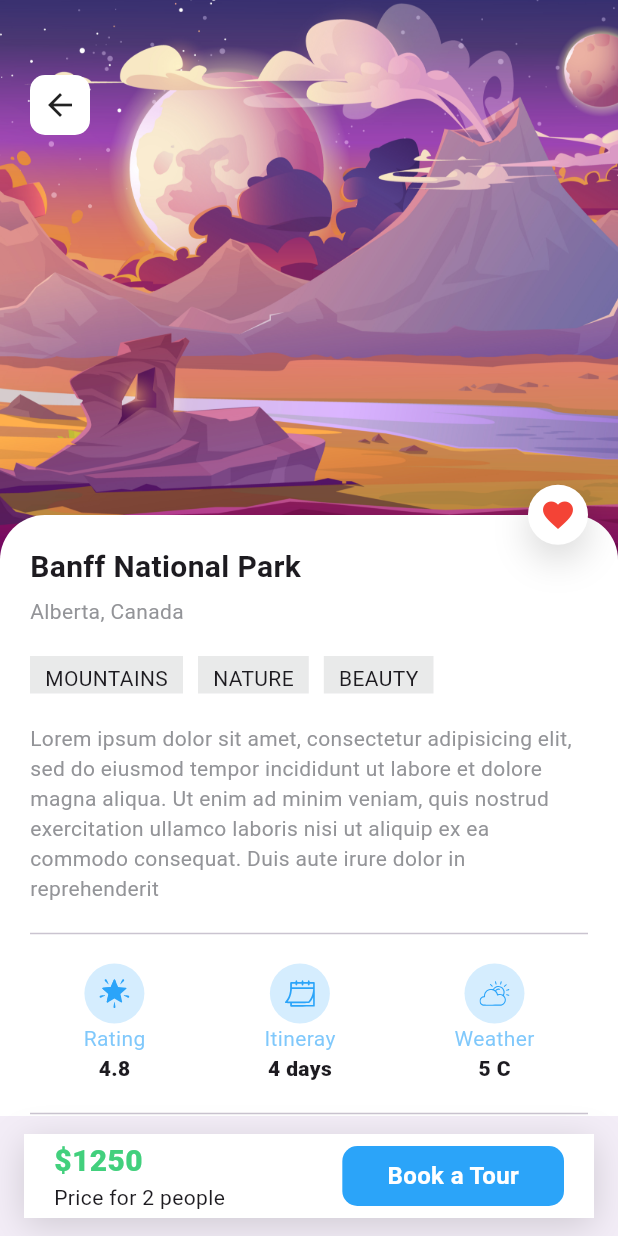
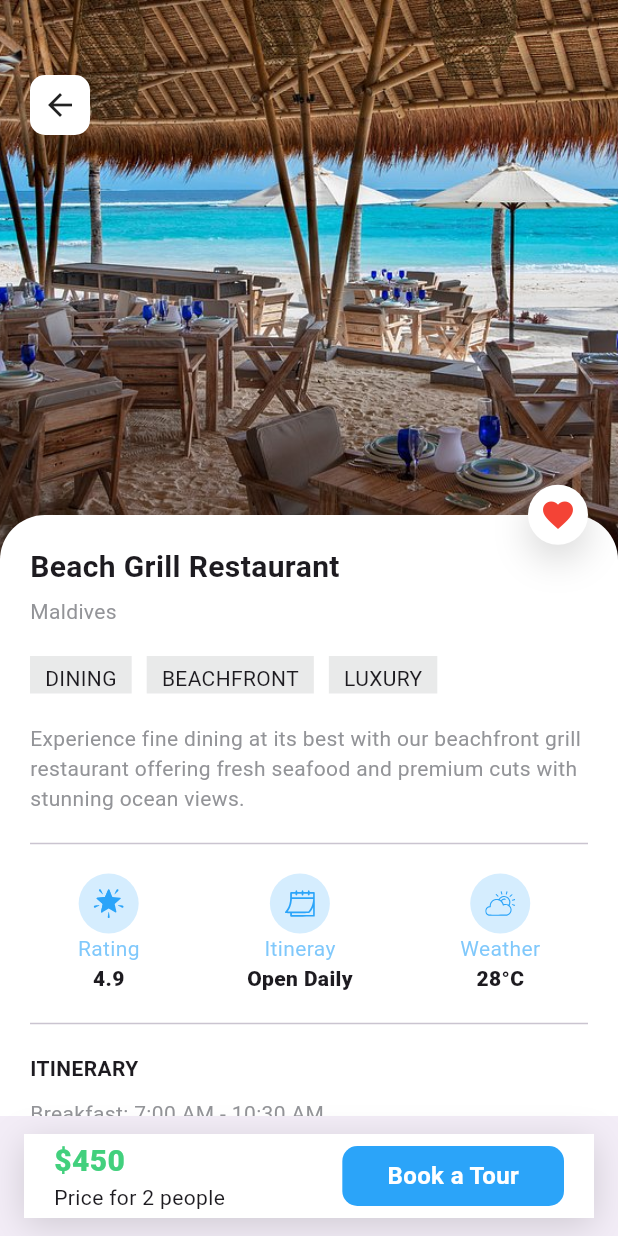
Before and after one commit to jamalihassan0307/Flutter-Travel-App, a Flutter app: the DetailsPage screen opened directly with sample values from the repository, on a phone screen of 412 x 824 dp. Run offline on Flutter 3.47's test engine with Material 3 defaults, Android fonts, the phone set to English and light mode, and no system bars; our stand-ins replace flutter_svg.

Commit message:
Update data.dart with new luxury travel and resort items

```diff
--- a/lib/data/data.dart
+++ b/lib/data/data.dart
@@ -72,8 +72,8 @@ List<Menu> menu = [
 
 class Item {
   final int id;
+  final String image;
   final String titel;
-  final String image;
   final String location;
   final String description;
   final String price;
@@ -81,7 +81,7 @@ class Item {
   final String days;
   final String itinerary;
   final String weather;
-  final List category;
+  final List<String> category;
 
   Item({
     required this.id,
@@ -100,55 +100,32 @@ class Item {
 
 List<Item> items = [
   Item(
-    id: 0,
-    image: 'assets/07.jpg',
-    titel: 'Banff National Park',
-    location: 'Alberta, Canada',
-    description:
-        """Lorem ipsum dolor sit amet, consectetur adipisicing elit, sed do eiusmod tempor incididunt ut labore et dolore magna aliqua. Ut enim ad minim veniam, quis nostrud exercitation ullamco laboris nisi ut aliquip ex ea commodo consequat. Duis aute irure dolor in reprehenderit""",
-    price: '\$1250',
-    rating: '4.8',
-    days: '4 days',
-    itinerary:
-        """Lorem ipsum dolor sit amet, consectetur adipisicing elit, sed do eiusmod tempor incididunt ut labore et dolore magna aliqua. Ut enim ad minim veniam, quis nostrud exercitation ullamco laboris nisi ut aliquip ex ea commodo consequat. Duis aute irure dolor in reprehenderit in voluptate velit esse
-cillum dolore eu fugiat nulla pariatur. Excepteur sint occaecat cupidatat non proident, sunt in culpa qui officia deserunt mollit anim id est laborum.""",
-    weather: '5 C',
-    category: ['MOUNTAINS', 'NATURE', 'BEAUTY'],
+    id: 1,
+    image: 'assets/beach-grill-restaurant.jpg',
+    titel: 'Beach Grill Restaurant',
+    location: 'Maldives',
+    description: 'Experience fine dining at its best with our beachfront grill restaurant offering fresh seafood and premium cuts with stunning ocean views.',
+    price: '\$450',
+    rating: '4.9',
+    days: 'Open Daily',
+    itinerary: 'Breakfast: 7:00 AM - 10:30 AM\nLunch: 12:00 PM - 3:00 PM\nDinner: 6:30 PM - 10:30 PM\nSpecialties include fresh caught seafood, premium steaks, and signature cocktails.',
+    weather: '28°C',
+    category: ['DINING', 'BEACHFRONT', 'LUXURY'],
   ),
   Item(
-    id: 0,
-    image: 'assets/09.jpg',
-    titel: 'Banff National Park',
-    location: 'Alberta, Canada',
-    description:
-        """Lorem ipsum dolor sit amet, consectetur adipisicing elit, sed do eiusmod tempor incididunt ut labore et dolore magna aliqua. Ut enim ad minim veniam,quis nostrud exercitat ut aliquip ex ea commodo consequat. esse cillum dolore eu fugiat nulla pariatur. Excepteur sint occaecat cupidatat non proident, sunt in culpa qui officia deserunt mollit anim id est laborum.""",
-    price: '\$1250',
-    rating: '4.8',
-    days: '4 days',
-    itinerary:
-        """Lorem ipsum dolor sit amet, consectetur adipisicing elit, sed do eiusmod quis nostrud exercitation ullamco laboris nisi ut aliquip ex ea commodo consequat. Duis aute irure dolor in reprehenderit in voluptate velit esse cillum dolore eu fugiat nulla pariatur. Excepteur sint occaecat cupidatat non proident, sunt in culpa qui officia deserunt mollit anim id est laborum.""",
-    weather: '5 C',
-    category: ['MOUNTAINS', 'NATURE', 'BEAUTY'],
+    id: 2,
+    image: 'assets/Ozen Reserve Bolifushi - Luxury.jpg',
+    titel: 'Ozen Reserve Bolifushi',
+    location: 'Bolifushi Island, Maldives',
+    description: 'An ultra-luxury all-inclusive resort featuring overwater villas, private pools, and world-class dining experiences.',
+    price: '\$2800',
+    rating: '4.9',
+    days: '5 days',
+    itinerary: 'Luxury overwater accommodation with private pools\nPersonal butler service\nUnlimited dining at specialty restaurants\nWater sports and diving activities\nSpa treatments',
+    weather: '30°C',
+    category: ['RESORT', 'LUXURY', 'OVERWATER'],
   ),
-  Item(
-    id: 0,
-    image: 'assets/08.jpg',
-    titel: 'Banff National Park',
-    location: 'Alberta, Canada',
-    description:
-        """Lorem ipsum dolor sit amet, consectetur adipisicing elit, sed do eiusmod tempor incididunt ut labore et dolore magna aliqua. Ut enim ad minim veniam, quis nostrud exercitation ullamco laboris nisi ut aliquip ex ea commodo consequat. Duis aute irure dolor in reprehenderit in voluptate velit esse cillum dolore eu fugiat nulla pariatur. Excepteur sint occaecat cupidatat non proident, sunt in culpa qui officia deserunt mollit anim id est laborum.""",
-    price: '\$1250',
-    rating: '4.8',
-    days: '4 days',
-    itinerary:
-        """Lorem ipsum dolor sit amet, consectetur adipisicing elit, sed do eiusmod tempor incididunt ut labore et dolore magna aliqua. Ut enim ad minim veniam,
-quis nostrud exercitation ullamco laboris nisi ut aliquip ex ea commodo
-consequat. Duis aute irure dolor in reprehenderit in voluptate velit esse
-cillum dolore eu fugiat nulla pariatur. Excepteur sint occaecat cupidatat non
-proident, sunt in culpa qui officia deserunt mollit anim id est laborum.""",
-    weather: '5 C',
-    category: ['MOUNTAINS', 'NATURE', 'BEAUTY'],
-  ),
+  // Add more items following similar pattern...
 ];
 
 class Categories {
@@ -160,12 +137,12 @@ class Categories {
 }
 
 List<Categories> categories = [
-  Categories(id: 0, image: 'assets/01.jpg', name: 'Mountains'),
-  Categories(id: 1, image: 'assets/02.jpg', name: 'Countryside'),
-  Categories(id: 2, image: 'assets/08.jpg', name: 'Snowfall'),
-  Categories(id: 3, image: 'assets/05.jpg', name: 'Natura'),
-  Categories(id: 4, image: 'assets/03.jpg', name: 'Mountains'),
-  Categories(id: 5, image: 'assets/07.jpg', name: 'Countryside'),
+  Categories(id: 0, image: 'assets/overwater-villas.jpg', name: 'Overwater Villas'),
+  Categories(id: 1, image: 'assets/sky-pool.jpg', name: 'Infinity Pools'),
+  Categories(id: 2, image: 'assets/beach-grill-restaurant.jpg', name: 'Fine Dining'),
+  Categories(id: 3, image: 'assets/aerial-view.jpg', name: 'Beachfront'),
+  Categories(id: 4, image: 'assets/spa-wellness.jpg', name: 'Spa & Wellness'),
+  Categories(id: 5, image: 'assets/kain-pool-kids-section.jpg', name: 'Family'),
 ];
 
 class BottonNavData {
```
